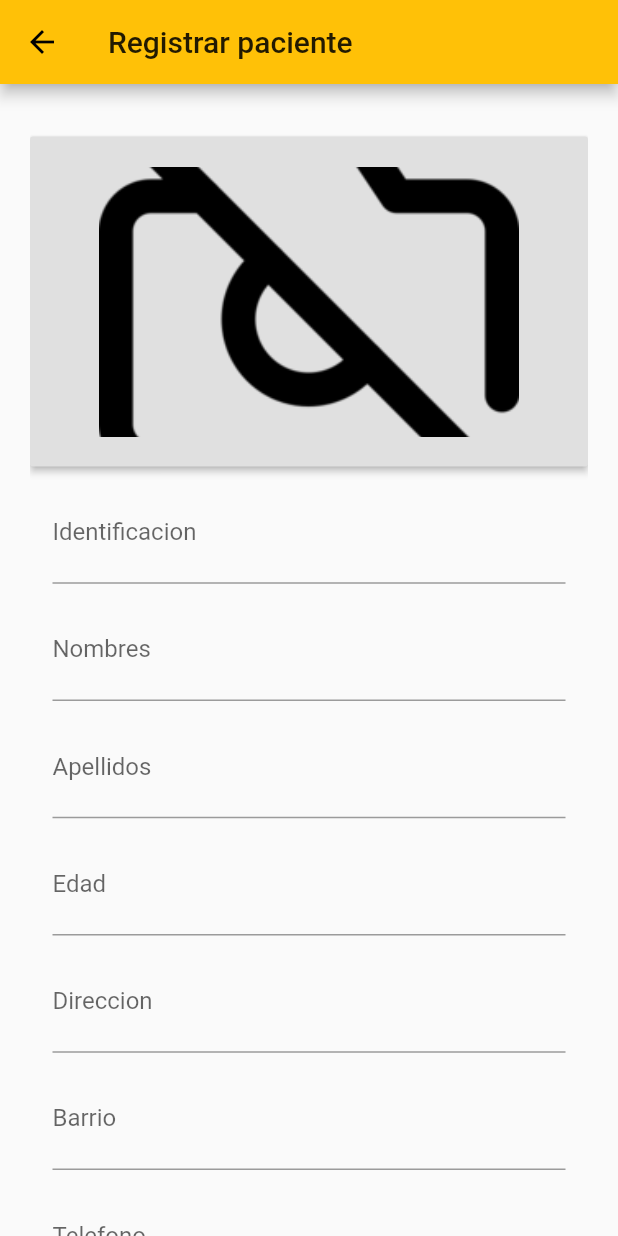
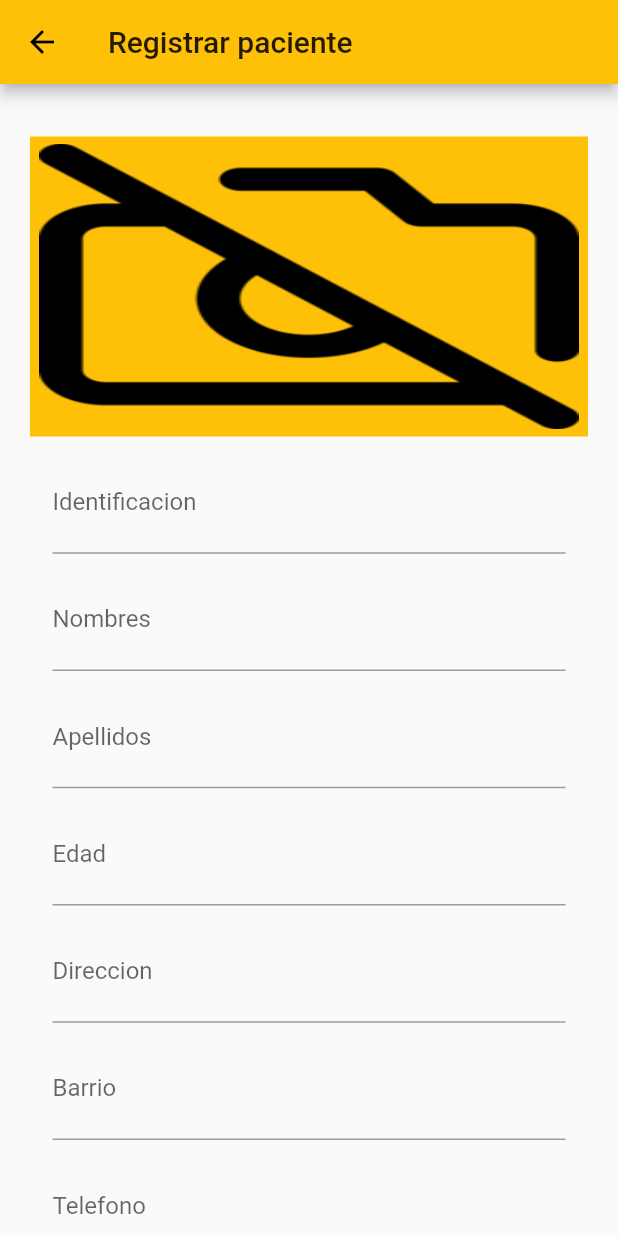
Before and after one commit to Will121415/fronend-pacialTwo, a Flutter app: the PatientRagister screen opened directly, on a phone screen of 412 x 824 dp. Run offline on Flutter 3.47's test engine with Material 2 defaults, Android fonts, the phone set to English and light mode, and no system bars; our stand-ins replace image_picker; missing offline and left inert: generic_bloc_provider; network calls fail.

Commit message:
Photo of patient finished

```diff
--- a/lib/ui/screen/patient_register_screen.dart
+++ b/lib/ui/screen/patient_register_screen.dart
@@ -6,8 +6,6 @@ import 'package:parcial_two/model/patient_model.dart';
 import 'package:parcial_two/repository/patient_repository.dart';
 import 'package:parcial_two/ui/widget/button_generic.dart';
 import 'package:parcial_two/ui/widget/text_field.dart';
-import 'package:path_provider/path_provider.dart';
-import 'package:path/path.dart';
 import 'package:image_picker/image_picker.dart';
 
 class PatientRagister extends StatefulWidget {
@@ -27,7 +25,7 @@ class _PatientRagister extends State<PatientRagister> {
   TextEditingController ctrlNeighborhood;
   TextEditingController ctrlPhone;
   TextEditingController ctrlCity;
-  File Imagen;
+  File imagen;
 
   @override
   void initState() {
@@ -47,6 +45,7 @@ class _PatientRagister extends State<PatientRagister> {
 
   @override
   Widget build(BuildContext context) {
+    Size size = MediaQuery.of(context).size;
     return Scaffold(
       appBar: AppBar(
         title: Text('Registrar paciente'),
@@ -81,7 +80,7 @@ class _PatientRagister extends State<PatientRagister> {
                   status: 'Active',
                   name: ctrlName.text,
                   lastName: ctrlLastName.text,
-                  photo: Imagen==null?null:imageToBase64(Imagen),
+                  photo: imagen == null ? null : imageToBase64(imagen),
                   age: ctrlAge.text,
                   address: ctrlAddress.text,
                   neighborhood: ctrlNeighborhood.text,
@@ -108,8 +107,10 @@ class _PatientRagister extends State<PatientRagister> {
   }
 
   imagenSelect(context) {
-    return RaisedButton(
-      onPressed: () {},
+    return Container(
+      padding: EdgeInsets.all(5.0),
+      height: 200.0,
+      color: Colors.amber,
       child: Row(
         mainAxisAlignment: MainAxisAlignment.center,
         children: [
@@ -118,15 +119,13 @@ class _PatientRagister extends State<PatientRagister> {
               _showChoiceDialog(context);
             },
             child: Container(
-              padding: EdgeInsets.all(20),
               child: Image(
-                image: Imagen != null
-                    ? FileImage(Imagen, scale: 0.1)
+                image: (imagen != null)
+                    ? FileImage(imagen, scale: 0.1)
                     : AssetImage('assets/No_image.png'),
-                fit: BoxFit.cover,
-                height: 180,
-                width: 280,
+                fit: BoxFit.fill,
               ),
+              width: 360,
             ),
           ),
         ],
@@ -137,7 +136,7 @@ class _PatientRagister extends State<PatientRagister> {
   _openGallery(BuildContext context) async {
     var picture = await ImagePicker().getImage(source: ImageSource.gallery);
     this.setState(() {
-      Imagen = File(picture.path);
+      imagen = File(picture.path);
     });
     Navigator.of(context).pop();
   }
@@ -145,7 +144,7 @@ class _PatientRagister extends State<PatientRagister> {
   _openCamera(BuildContext context) async {
     var picture = await ImagePicker().getImage(source: ImageSource.camera);
     this.setState(() {
-      Imagen = File(picture.path);
+      imagen = File(picture.path);
     });
 
     Navigator.of(context).pop();
--- a/lib/ui/screen/profile_patient.dart
+++ b/lib/ui/screen/profile_patient.dart
@@ -39,7 +39,7 @@ class _ProfilePatient extends State<ProfilePatient> {
               child: Stack(
                 clipBehavior: Clip.none,
                 children: [
-                  ImageProfile(),
+                  ImageProfile(patient.photo),
                   Align(
                     alignment: Alignment.center,
                     child: Padding(
```
Also changed, not shown: lib/ui/screen/patient_modify_screen.dart (+105 -3 lines), lib/ui/screen/patient_screen.dart (+10 -9 lines), lib/ui/widget/image_profile.dart (+12 -3 lines), pubspec.yaml (line endings or trailing spaces).
